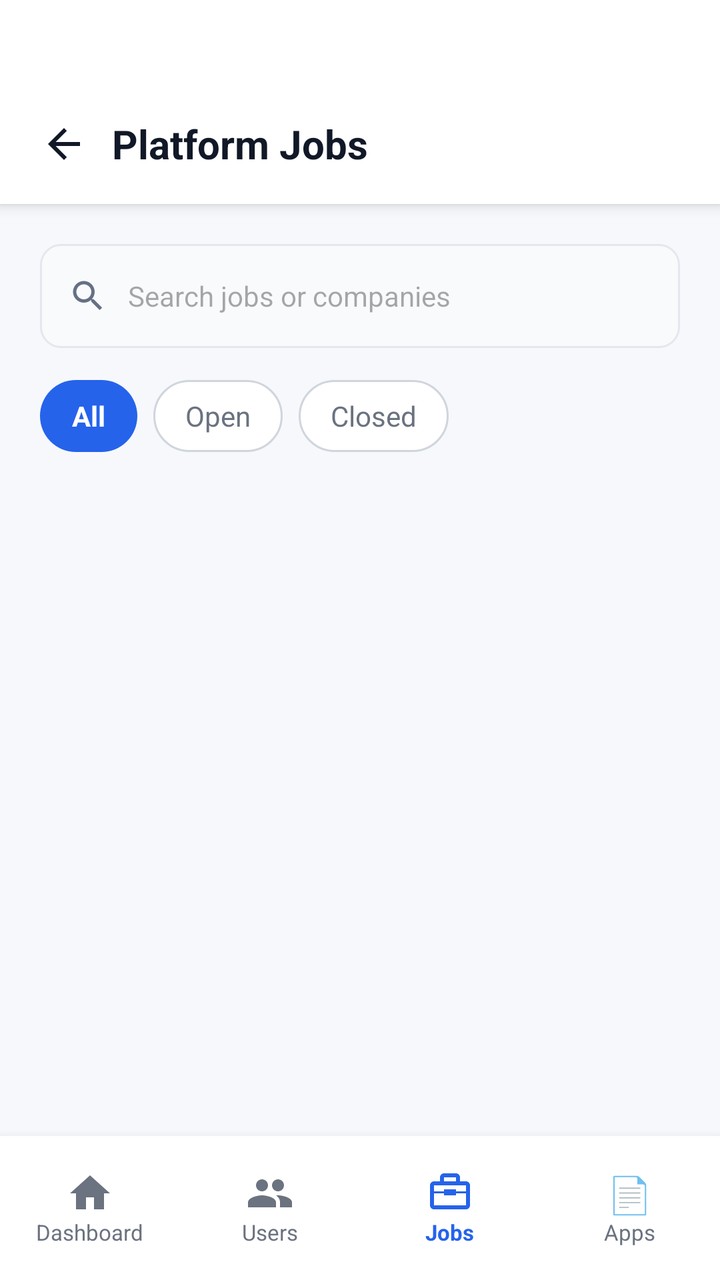
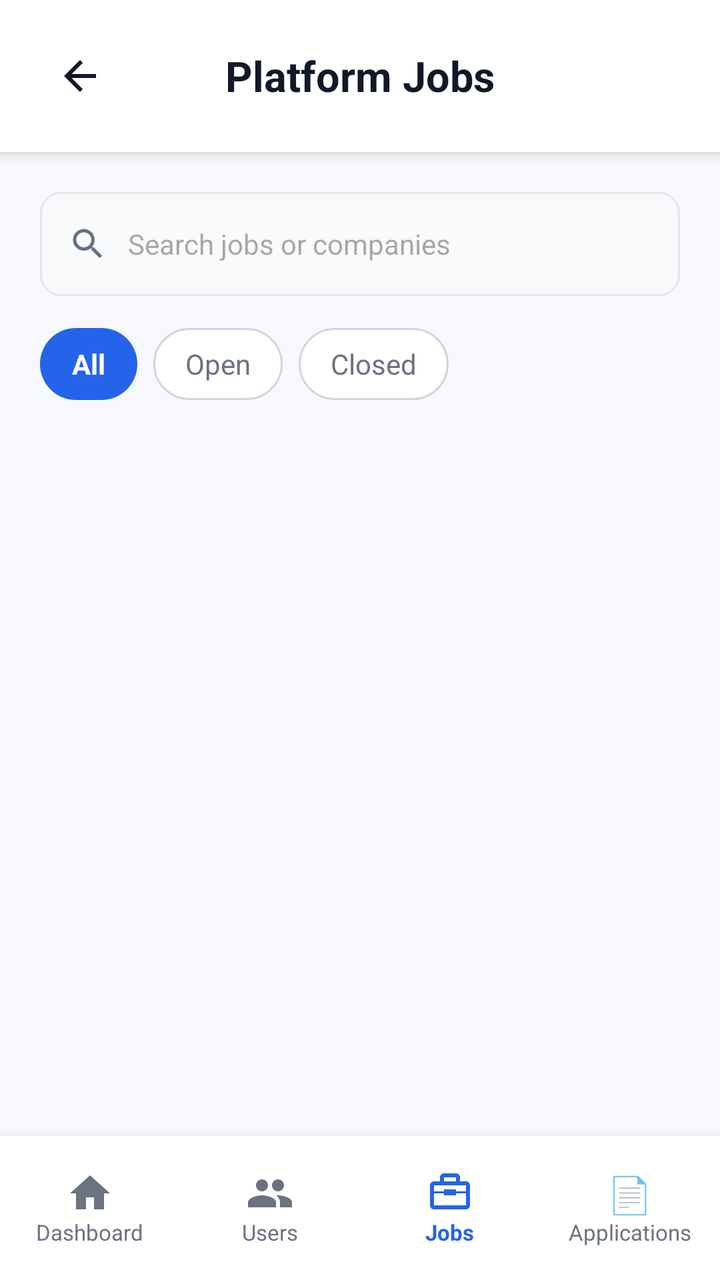

An Android layout rendered at two revisions. The XML below is the earlier revision; the diff shows what the commit changed to produce the second picture.
<!-- AndroidManifest.xml: application theme Theme.CloudHire -->
<!-- res/layout/activity_admin_jobs.xml -->
<?xml version="1.0" encoding="utf-8"?>
<LinearLayout xmlns:android="http://schemas.android.com/apk/res/android"
    xmlns:app="http://schemas.android.com/apk/res-auto"
    android:layout_width="match_parent"
    android:layout_height="match_parent"
    android:background="@color/dashboard_background"
    android:fitsSystemWindows="true"
    android:orientation="vertical">

    
    <LinearLayout
        android:layout_width="match_parent"
        android:layout_height="102dp"
        android:background="@android:color/white"
        android:elevation="4dp"
        android:gravity="center_vertical"
        android:orientation="horizontal"
        android:paddingStart="8dp"
        android:paddingTop="42dp"
        android:paddingEnd="16dp">

        <ImageButton
            android:id="@+id/btnAdminJobsBack"
            android:layout_width="48dp"
            android:layout_height="48dp"
            android:background="?attr/selectableItemBackgroundBorderless"
            android:contentDescription="Back"
            android:padding="12dp"
            android:src="@drawable/ic_arrow_back"
            app:tint="@color/dashboard_text_primary" />

        <TextView
            android:layout_width="0dp"
            android:layout_height="wrap_content"
            android:layout_weight="1"
            android:text="Platform Jobs"
            android:textColor="@color/dashboard_text_primary"
            android:textSize="20sp"
            android:textStyle="bold" />
    </LinearLayout>

    
    <LinearLayout
        android:layout_width="match_parent"
        android:layout_height="wrap_content"
        android:orientation="vertical"
        android:padding="20dp">

        <LinearLayout
            android:layout_width="match_parent"
            android:layout_height="52dp"
            android:background="@drawable/bg_applicant_search"
            android:gravity="center_vertical"
            android:orientation="horizontal"
            android:paddingStart="14dp"
            android:paddingEnd="14dp">
            <ImageView
                android:layout_width="20dp"
                android:layout_height="20dp"
                android:src="@drawable/ic_search" />
            <EditText
                android:id="@+id/etJobSearch"
                android:layout_width="match_parent"
                android:layout_height="match_parent"
                android:background="@android:color/transparent"
                android:hint="Search jobs or companies"
                android:inputType="text"
                android:paddingStart="10dp"
                android:textSize="14sp" />
        </LinearLayout>

        <HorizontalScrollView
            android:layout_width="match_parent"
            android:layout_height="wrap_content"
            android:layout_marginTop="16dp"
            android:scrollbars="none">
            <LinearLayout
                android:layout_width="wrap_content"
                android:layout_height="wrap_content"
                android:orientation="horizontal">
                <TextView
                    android:id="@+id/filterJobAll"
                    android:layout_width="wrap_content"
                    android:layout_height="36dp"
                    android:background="@drawable/bg_filter_active"
                    android:gravity="center"
                    android:paddingStart="16dp"
                    android:paddingEnd="16dp"
                    android:text="All"
                    android:textColor="@android:color/white"
                    android:textStyle="bold" />
                <TextView
                    android:id="@+id/filterJobOpen"
                    android:layout_width="wrap_content"
                    android:layout_height="36dp"
                    android:layout_marginStart="8dp"
                    android:background="@drawable/bg_filter_inactive"
                    android:gravity="center"
                    android:paddingStart="16dp"
                    android:paddingEnd="16dp"
                    android:text="Open"
                    android:textColor="@color/dashboard_text_secondary" />
                <TextView
                    android:id="@+id/filterJobClosed"
                    android:layout_width="wrap_content"
                    android:layout_height="36dp"
                    android:layout_marginStart="8dp"
                    android:background="@drawable/bg_filter_inactive"
                    android:gravity="center"
                    android:paddingStart="16dp"
                    android:paddingEnd="16dp"
                    android:text="Closed"
                    android:textColor="@color/dashboard_text_secondary" />
            </LinearLayout>
        </HorizontalScrollView>
    </LinearLayout>

    
    <ScrollView
        android:layout_width="match_parent"
        android:layout_height="0dp"
        android:layout_weight="1">
        <LinearLayout
            android:id="@+id/jobListContainer"
            android:layout_width="match_parent"
            android:layout_height="wrap_content"
            android:orientation="vertical"
            android:paddingStart="20dp"
            android:paddingEnd="20dp"
            android:paddingBottom="20dp" />
    </ScrollView>

    
    <LinearLayout
        android:layout_width="match_parent"
        android:layout_height="72dp"
        android:background="@android:color/white"
        android:elevation="8dp"
        android:gravity="center_vertical"
        android:orientation="horizontal">

        <LinearLayout
            android:id="@+id/navAdminHome"
            android:layout_width="0dp"
            android:layout_height="match_parent"
            android:layout_weight="1"
            android:clickable="true"
            android:focusable="true"
            android:gravity="center"
            android:orientation="vertical">
            <ImageView
                android:layout_width="24dp"
                android:layout_height="24dp"
                android:src="@drawable/recruiter_dashboard_home"
                app:tint="@color/dashboard_text_secondary" />
            <TextView
                android:layout_width="wrap_content"
                android:layout_height="wrap_content"
                android:text="Dashboard"
                android:textColor="@color/dashboard_text_secondary"
                android:textSize="11sp" />
        </LinearLayout>

        <LinearLayout
            android:id="@+id/navAdminUsers"
            android:layout_width="0dp"
            android:layout_height="match_parent"
            android:layout_weight="1"
            android:clickable="true"
            android:focusable="true"
            android:gravity="center"
            android:orientation="vertical">
            <ImageView
                android:layout_width="24dp"
                android:layout_height="24dp"
                android:src="@drawable/recruiter_dashboard_people"
                app:tint="@color/dashboard_text_secondary" />
            <TextView
                android:layout_width="wrap_content"
                android:layout_height="wrap_content"
                android:text="Users"
                android:textColor="@color/dashboard_text_secondary"
                android:textSize="11sp" />
        </LinearLayout>

        <LinearLayout
            android:id="@+id/navAdminJobs"
            android:layout_width="0dp"
            android:layout_height="match_parent"
            android:layout_weight="1"
            android:clickable="true"
            android:focusable="true"
            android:gravity="center"
            android:orientation="vertical">
            <ImageView
                android:layout_width="24dp"
                android:layout_height="24dp"
                android:src="@drawable/recruiter_dashboard_briefcase"
                app:tint="@color/dashboard_primary" />
            <TextView
                android:layout_width="wrap_content"
                android:layout_height="wrap_content"
                android:text="Jobs"
                android:textColor="@color/dashboard_primary"
                android:textSize="11sp"
                android:textStyle="bold" />
        </LinearLayout>

        <LinearLayout
            android:id="@+id/navAdminApps"
            android:layout_width="0dp"
            android:layout_height="match_parent"
            android:layout_weight="1"
            android:clickable="true"
            android:focusable="true"
            android:gravity="center"
            android:orientation="vertical">
            <TextView
                android:layout_width="wrap_content"
                android:layout_height="24dp"
                android:text="📄"
                android:textSize="18sp" />
            <TextView
                android:layout_width="wrap_content"
                android:layout_height="wrap_content"
                android:text="Apps"
                android:textColor="@color/dashboard_text_secondary"
                android:textSize="11sp" />
        </LinearLayout>
    </LinearLayout>
</LinearLayout>
<!-- resources referenced by this layout -->
<resources>
  <color name="dashboard_background">#F6F8FC</color>
  <color name="dashboard_primary">#2563EB</color>
  <color name="dashboard_text_primary">#111827</color>
  <color name="dashboard_text_secondary">#6B7280</color>
  <!-- drawable bg_applicant_search (drawable) -->
  <?xml version="1.0" encoding="utf-8"?>
  <shape xmlns:android="http://schemas.android.com/apk/res/android">
  
      <solid android:color="#F8FAFC" />
  
      <corners android:radius="10dp" />
  
      <stroke
          android:width="1dp"
          android:color="#E4E7EC" />
  
  </shape>
  <!-- drawable bg_filter_active (drawable) -->
  <?xml version="1.0" encoding="utf-8"?>
  <shape xmlns:android="http://schemas.android.com/apk/res/android">
  
      <solid android:color="#2563EB" />
  
      <corners android:radius="20dp" />
  
  </shape>
  <!-- drawable bg_filter_inactive (drawable) -->
  <?xml version="1.0" encoding="utf-8"?>
  <shape xmlns:android="http://schemas.android.com/apk/res/android">
  
      <solid android:color="#FFFFFF" />
  
      <corners android:radius="20dp" />
  
      <stroke
          android:width="1dp"
          android:color="#D0D5DD" />
  
  </shape>
  <!-- drawable ic_arrow_back (drawable) -->
  <?xml version="1.0" encoding="utf-8"?>
  <vector
      xmlns:android="http://schemas.android.com/apk/res/android"
      android:width="24dp"
      android:height="24dp"
      android:viewportWidth="24"
      android:viewportHeight="24">
  
      <path
          android:fillColor="#1E3A8A"
          android:pathData="M20,11H7.83l5.59,-5.59L12,4l-8,8 8,8 1.41,-1.41L7.83,13H20v-2z" />
  
  </vector>
  <!-- drawable ic_search (drawable) -->
  <?xml version="1.0" encoding="utf-8"?>
  <vector xmlns:android="http://schemas.android.com/apk/res/android"
      android:width="24dp"
      android:height="24dp"
      android:viewportWidth="24"
      android:viewportHeight="24"
      android:tint="#667085">
      <path
          android:fillColor="@android:color/white"
          android:pathData="M15.5,14h-0.79l-0.28,-0.27C15.41,12.59 16,11.11 16,9.5 16,5.91 13.09,3 9.5,3S3,5.91 3,9.5 5.91,16 9.5,16c1.61,0 3.09,-0.59 4.23,-1.57l0.27,0.28v0.79l5,4.99L20.49,19l-4.99,-5zM9.5,14C7.01,14 5,11.99 5,9.5S7.01,5 9.5,5 14,7.01 14,9.5 11.99,14 9.5,14z" />
  </vector>
  <!-- drawable recruiter_dashboard_briefcase (drawable) -->
  <?xml version="1.0" encoding="utf-8"?>
  <vector xmlns:android="http://schemas.android.com/apk/res/android"
      android:width="24dp"
      android:height="24dp"
      android:viewportWidth="24"
      android:viewportHeight="24">
  
      <path
          android:fillColor="#667085"
          android:pathData="M20,6h-3V4c0,-1.1 -0.9,-2 -2,-2H9c-1.1,0 -2,0.9 -2,2v2H4c-1.1,0 -2,0.9 -2,2v10c0,1.1 0.9,2 2,2h16c1.1,0 2,-0.9 2,-2V8c0,-1.1 -0.9,-2 -2,-2zM9,4h6v2H9V4zM20,18H4v-6h5v1h6v-1h5v6zM9,11H4V8h16v3h-5v-1H9v1z" />
  
  </vector>
  <!-- drawable recruiter_dashboard_home (drawable) -->
  <?xml version="1.0" encoding="utf-8"?>
  <vector xmlns:android="http://schemas.android.com/apk/res/android"
      android:width="24dp"
      android:height="24dp"
      android:viewportWidth="24"
      android:viewportHeight="24">
  
      <path
          android:fillColor="#2563EB"
          android:pathData="M10,20v-6h4v6h5v-8h3L12,3 2,12h3v8z" />
  
  </vector>
  <!-- drawable recruiter_dashboard_people (drawable) -->
  <?xml version="1.0" encoding="utf-8"?>
  <vector xmlns:android="http://schemas.android.com/apk/res/android"
      android:width="24dp"
      android:height="24dp"
      android:viewportWidth="24"
      android:viewportHeight="24">
  
      <path
          android:fillColor="#667085"
          android:pathData="M16,11c1.66,0 2.99,-1.34 2.99,-3S17.66,5 16,5s-3,1.34 -3,3 1.34,3 3,3zM8,11c1.66,0 2.99,-1.34 2.99,-3S9.66,5 8,5 5,6.34 5,8s1.34,3 3,3zM8,13c-2.33,0 -7,1.17 -7,3.5V19h14v-2.5C15,14.17 10.33,13 8,13zM16,13c-0.29,0 -0.62,0.02 -0.97,0.05 1.16,0.84 1.97,1.94 1.97,3.45V19h6v-2.5c0,-2.33 -4.67,-3.5 -7,-3.5z" />
  
  </vector>
  <style name="Theme.CloudHire" parent="Base.Theme.CloudHire" />
  <style name="Base.Theme.CloudHire" parent="Theme.Material3.DayNight.NoActionBar">
          
          
      </style>
</resources>

<!-- the commit's change to res/layout/activity_admin_jobs.xml (unified diff, before → after) -->
@@ -7,38 +7,41 @@
     android:fitsSystemWindows="true"
     android:orientation="vertical">
 
-    
     <LinearLayout
         android:layout_width="match_parent"
-        android:layout_height="102dp"
-        android:background="@android:color/white"
-        android:elevation="4dp"
+        android:layout_height="76dp"
+        android:orientation="horizontal"
         android:gravity="center_vertical"
-        android:orientation="horizontal"
-        android:paddingStart="8dp"
-        android:paddingTop="42dp"
-        android:paddingEnd="16dp">
+        android:paddingStart="16dp"
+        android:paddingEnd="16dp"
+        android:background="#FFFFFF"
+        android:elevation="4dp">
 
         <ImageButton
             android:id="@+id/btnAdminJobsBack"
             android:layout_width="48dp"
             android:layout_height="48dp"
-            android:background="?attr/selectableItemBackgroundBorderless"
+            android:background="@android:color/transparent"
+            android:src="@drawable/ic_arrow_back"
+            android:padding="12dp"
             android:contentDescription="Back"
-            android:padding="12dp"
-            android:src="@drawable/ic_arrow_back"
             app:tint="@color/dashboard_text_primary" />
 
         <TextView
             android:layout_width="0dp"
             android:layout_height="wrap_content"
             android:layout_weight="1"
+            android:gravity="center"
             android:text="Platform Jobs"
             android:textColor="@color/dashboard_text_primary"
-            android:textSize="20sp"
+            android:textSize="21sp"
             android:textStyle="bold" />
+
+        <View
+            android:layout_width="48dp"
+            android:layout_height="48dp" />
+
     </LinearLayout>
-
     
     <LinearLayout
         android:layout_width="match_parent"
@@ -116,10 +119,13 @@
     </LinearLayout>
 
     
+    
     <ScrollView
         android:layout_width="match_parent"
         android:layout_height="0dp"
-        android:layout_weight="1">
+        android:layout_weight="1"
+        android:contentDescription="Jobs list">
+
         <LinearLayout
             android:id="@+id/jobListContainer"
             android:layout_width="match_parent"
@@ -128,8 +134,8 @@
             android:paddingStart="20dp"
             android:paddingEnd="20dp"
             android:paddingBottom="20dp" />
+
     </ScrollView>
-
     
     <LinearLayout
         android:layout_width="match_parent"
@@ -223,7 +229,7 @@
             <TextView
                 android:layout_width="wrap_content"
                 android:layout_height="wrap_content"
-                android:text="Apps"
+                android:text="Applications"
                 android:textColor="@color/dashboard_text_secondary"
                 android:textSize="11sp" />
         </LinearLayout>
